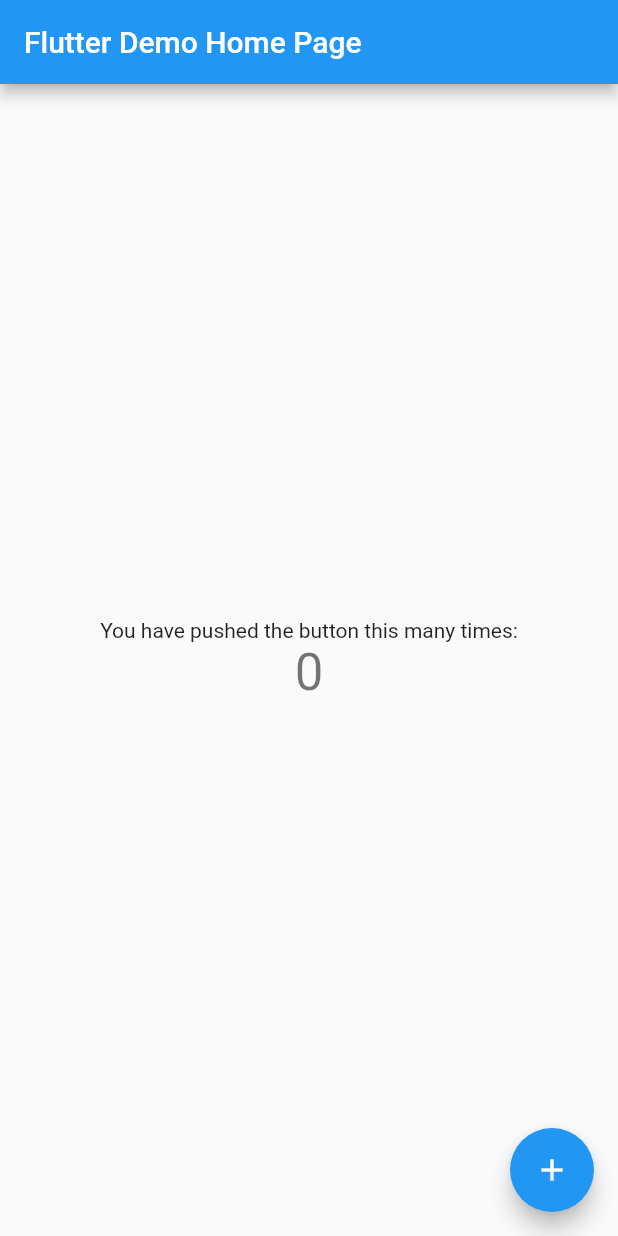
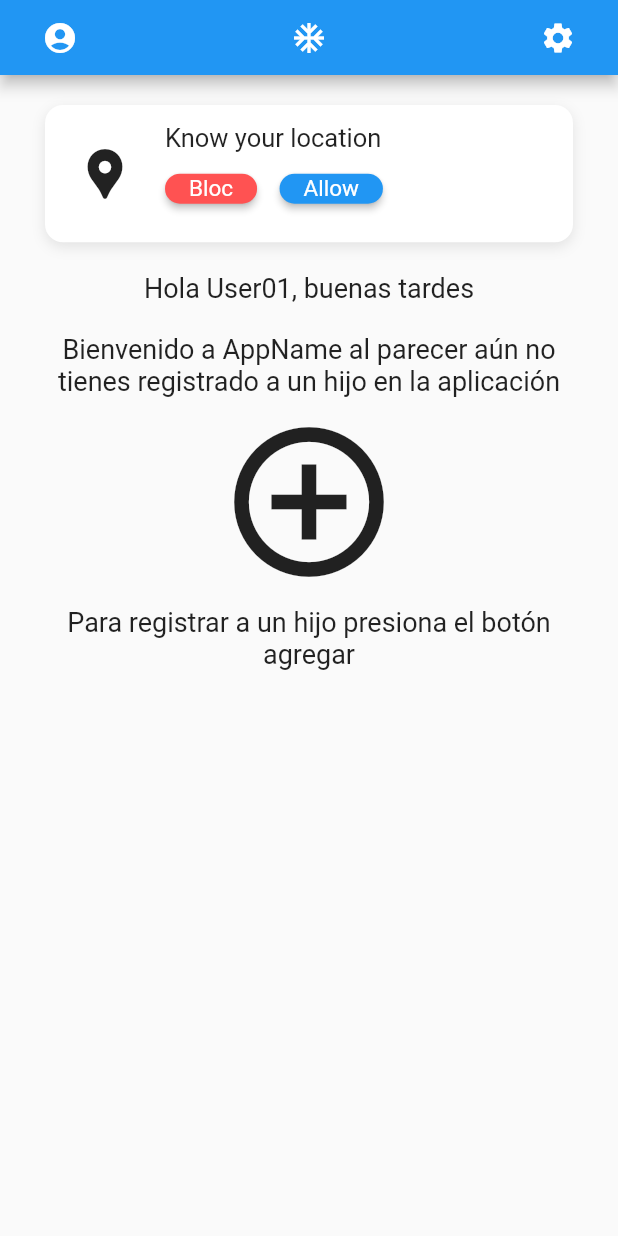
Before and after one commit to MiguelARS/Flutter-Project-, a Flutter app: the screen it shows after launch, on a phone screen of 412 x 824 dp. Run offline on Flutter 3.47's test engine with Material 2 defaults, Android fonts, the phone set to English and light mode, and no system bars.

Commit message:
Avance de US03

```diff
--- a/lib/main.dart
+++ b/lib/main.dart
@@ -1,113 +1,60 @@
 import 'package:flutter/material.dart';
+import 'package:flutterproject/pages/MainBody.dart';
 
 void main() {
   runApp(MyApp());
 }
 
 class MyApp extends StatelessWidget {
-  // This widget is the root of your application.
+  const MyApp({Key? key}) : super(key: key);
+
   @override
   Widget build(BuildContext context) {
     return MaterialApp(
-      title: 'Flutter Demo',
+      title: 'Flutter Project',
+      debugShowCheckedModeBanner: false,
       theme: ThemeData(
-        // This is the theme of your application.
-        //
-        // Try running your application with "flutter run". You'll see the
-        // application has a blue toolbar. Then, without quitting the app, try
-        // changing the primarySwatch below to Colors.green and then invoke
-        // "hot reload" (press "r" in the console where you ran "flutter run",
-        // or simply save your changes to "hot reload" in a Flutter IDE).
-        // Notice that the counter didn't reset back to zero; the application
-        // is not restarted.
-        primarySwatch: Colors.blue,
+        primarySwatch: Colors.blue
       ),
-      home: MyHomePage(title: 'Flutter Demo Home Page'),
+      home: MyHomePage(),
     );
   }
 }
 
-class MyHomePage extends StatefulWidget {
-  MyHomePage({Key? key, required this.title}) : super(key: key);
-
-  // This widget is the home page of your application. It is stateful, meaning
-  // that it has a State object (defined below) that contains fields that affect
-  // how it looks.
-
-  // This class is the configuration for the state. It holds the values (in this
-  // case the title) provided by the parent (in this case the App widget) and
-  // used by the build method of the State. Fields in a Widget subclass are
-  // always marked "final".
-
-  final String title;
-
-  @override
-  _MyHomePageState createState() => _MyHomePageState();
-}
-
-class _MyHomePageState extends State<MyHomePage> {
-  int _counter = 0;
-
-  void _incrementCounter() {
-    setState(() {
-      // This call to setState tells the Flutter framework that something has
-      // changed in this State, which causes it to rerun the build method below
-      // so that the display can reflect the updated values. If we changed
-      // _counter without calling setState(), then the build method would not be
-      // called again, and so nothing would appear to happen.
-      _counter++;
-    });
-  }
+class MyHomePage extends StatelessWidget {
+  const MyHomePage({Key? key}) : super(key: key);
 
   @override
   Widget build(BuildContext context) {
-    // This method is rerun every time setState is called, for instance as done
-    // by the _incrementCounter method above.
-    //
-    // The Flutter framework has been optimized to make rerunning build methods
-    // fast, so that you can just rebuild anything that needs updating rather
-    // than having to individually change instances of widgets.
     return Scaffold(
-      appBar: AppBar(
-        // Here we take the value from the MyHomePage object that was created by
-        // the App.build method, and use it to set our appbar title.
-        title: Text(widget.title),
-      ),
-      body: Center(
-        // Center is a layout widget. It takes a single child and positions it
-        // in the middle of the parent.
-        child: Column(
-          // Column is also a layout widget. It takes a list of children and
-          // arranges them vertically. By default, it sizes itself to fit its
-          // children horizontally, and tries to be as tall as its parent.
-          //
-          // Invoke "debug painting" (press "p" in the console, choose the
-          // "Toggle Debug Paint" action from the Flutter Inspector in Android
-          // Studio, or the "Toggle Debug Paint" command in Visual Studio Code)
-          // to see the wireframe for each widget.
-          //
-          // Column has various properties to control how it sizes itself and
-          // how it positions its children. Here we use mainAxisAlignment to
-          // center the children vertically; the main axis here is the vertical
-          // axis because Columns are vertical (the cross axis would be
-          // horizontal).
-          mainAxisAlignment: MainAxisAlignment.center,
-          children: <Widget>[
-            Text(
-              'You have pushed the button this many times:',
-            ),
-            Text(
-              '$_counter',
-              style: Theme.of(context).textTheme.headline4,
-            ),
-          ],
+      appBar: PreferredSize(
+        preferredSize: Size.fromHeight(50.0),
+        child: AppBar(
+          automaticallyImplyLeading: false,
+          flexibleSpace: Container(),
+          centerTitle: true,
+          title: Row(
+            mainAxisAlignment: MainAxisAlignment.spaceBetween,
+            children: <Widget>[
+              IconButton(
+                icon: Icon(Icons.account_circle),
+                onPressed: () => {},
+              ),
+              IconButton(
+                icon: Icon(Icons.ac_unit),
+                onPressed: () => {},
+              ),
+              IconButton(
+                icon: Icon(Icons.settings),
+                onPressed: () => {},
+              )
+            ],
+          ),
         ),
       ),
-      floatingActionButton: FloatingActionButton(
-        onPressed: _incrementCounter,
-        tooltip: 'Increment',
-        child: Icon(Icons.add),
-      ), // This trailing comma makes auto-formatting nicer for build methods.
+      body: SingleChildScrollView(
+        child: MainBody()
+        ),
     );
   }
 }
--- /dev/null
+++ b/lib/pages/MainBody.dart
@@ -0,0 +1,61 @@
+import 'package:flutter/material.dart';
+import 'package:flutterproject/widgets/EnablePermissions.dart';
+
+class MainBody extends StatelessWidget {
+  const MainBody({Key? key}) : super(key: key);
+
+  @override
+  Widget build(BuildContext context) {
+    final screenWidth = MediaQuery.of(context).size.width;
+    final screenHeight = MediaQuery.of(context).size.height - 10.0;
+    final _permissions = true;
+
+    final enablePermissions = Column(
+      children: [
+        EnablePermissions(
+          width: MediaQuery.of(context).size.width - 60,
+          height: MediaQuery.of(context).size.height / 9,
+          icon: Icon(Icons.location_pin, size: 40),
+          text: Text('Know your location',
+              style: TextStyle(fontSize: 17, fontWeight: FontWeight.w400)),
+        ),
+        SizedBox(height: 20),
+      ],
+    );
+
+    return Center(
+      child: Container(
+        width: screenWidth,
+        height: screenHeight,
+        padding: EdgeInsets.only(left: 30, right: 30, top: 20),
+        child: Column(
+          /*mainAxisAlignment: MainAxisAlignment.center,*/
+          children: [
+            _permissions ? enablePermissions : SizedBox(height: 20),
+            Text('Hola User01, buenas tardes',
+                style: TextStyle(fontSize: 18, fontWeight: FontWeight.w400)),
+            SizedBox(height: 20),
+            Text(
+                'Bienvenido a AppName al parecer aún no tienes registrado a un hijo en la aplicación',
+                style: TextStyle(fontSize: 18, fontWeight: FontWeight.w400),
+                textAlign: TextAlign.center),
+            SizedBox(height: 10),
+            SizedBox(
+              height: 120,
+              width: 120,
+              child: IconButton(
+                padding: new EdgeInsets.all(0.0),
+                icon: Icon(Icons.add_circle_outline, size: 120),
+                onPressed: () => {},
+              ),
+            ),
+            SizedBox(height: 10),
+            Text('Para registrar a un hijo presiona el botón agregar',
+                style: TextStyle(fontSize: 18, fontWeight: FontWeight.w400),
+                textAlign: TextAlign.center)
+          ],
+        ),
+      ),
+    );
+  }
+}
--- /dev/null
+++ b/lib/widgets/EnablePermissions.dart
@@ -0,0 +1,95 @@
+// ignore_for_file: deprecated_member_use
+
+import 'package:flutter/material.dart';
+
+class EnablePermissions extends StatelessWidget {
+  final double width;
+  final double height;
+  final Icon icon;
+  final Text text;
+
+  const EnablePermissions({
+    Key? key,
+    required this.width,
+    required this.height,
+    required this.icon,
+    required this.text
+  }) : super(key: key);
+
+  @override
+  Widget build(BuildContext context) {
+    return Container(
+      width: width,
+      height: height,
+      decoration: BoxDecoration(
+        color: Colors.white,
+        borderRadius: BorderRadius.circular(12.0),
+        boxShadow: [
+          BoxShadow(
+            color: Color(0xFFE2E2E2),
+            blurRadius: 7,
+            offset: Offset(0, 3) // changes position of shadow
+          )
+        ]
+      ),
+      child: Row(
+        children: [
+          Container(
+            width: 80,
+            height: height,
+            child: IconButton(
+                padding: new EdgeInsets.all(0.0),
+                icon: icon,
+                onPressed: () => {},
+              ),
+          ),
+          Container(
+            width: width - 80,
+            height: height,
+            child: Column(
+              mainAxisAlignment: MainAxisAlignment.center,
+              crossAxisAlignment: CrossAxisAlignment.start,
+              children: <Widget>[
+                text,
+                Row(children: <Widget>[
+                  MaterialButton(
+                    onPressed: () {
+
+                    },
+                    child: Text('Bloc',
+                        style: TextStyle(
+                            fontSize: 15,
+                            fontWeight: FontWeight.w400,
+                            color: Colors.white)),
+                    color: Colors.redAccent,
+                    minWidth: 15,
+                    height: 20,
+                    shape: RoundedRectangleBorder(
+                      borderRadius: BorderRadius.circular(10),
+                    )
+                  ),
+                  SizedBox(width: 15),
+                  MaterialButton(
+                    onPressed: () {
+
+                    },
+                    child: Text('Allow',
+                        style: TextStyle(
+                            fontSize: 15,
+                            fontWeight: FontWeight.w400,
+                            color: Colors.white)),
+                    color: Colors.blue,
+                    minWidth: 15,
+                    height: 20,
+                    shape: RoundedRectangleBorder(
+                      borderRadius: BorderRadius.circular(10),
+                    )
+                  )
+                ])
+              ],
+            )
+          ),
+      ]),
+    );
+  }
+}
--- a/pubspec.yaml
+++ b/pubspec.yaml
@@ -28,6 +28,8 @@ dependencies:
   # The following adds the Cupertino Icons font to your application.
   # Use with the CupertinoIcons class for iOS style icons.
   cupertino_icons: ^1.0.2
+  permission_handler: ^9.2.0
+  shared_preferences: ^2.0.13
 
 dev_dependencies:
   flutter_test:
```
